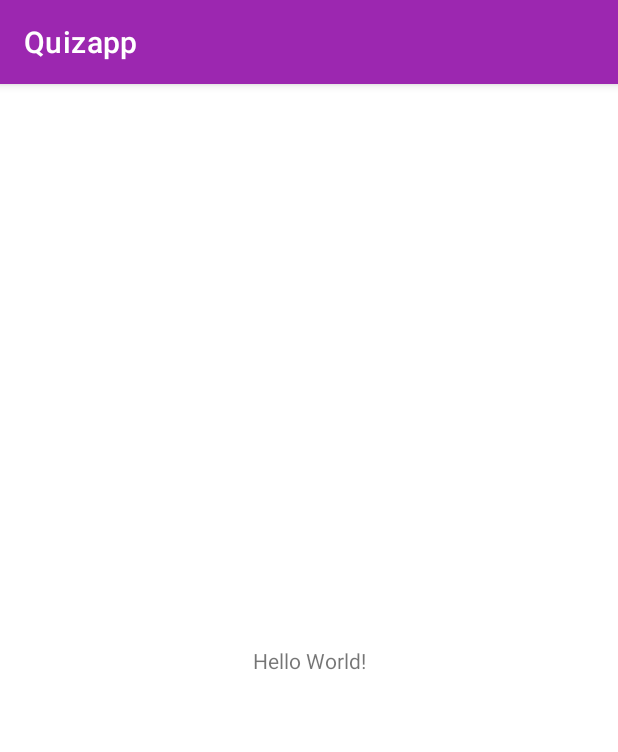
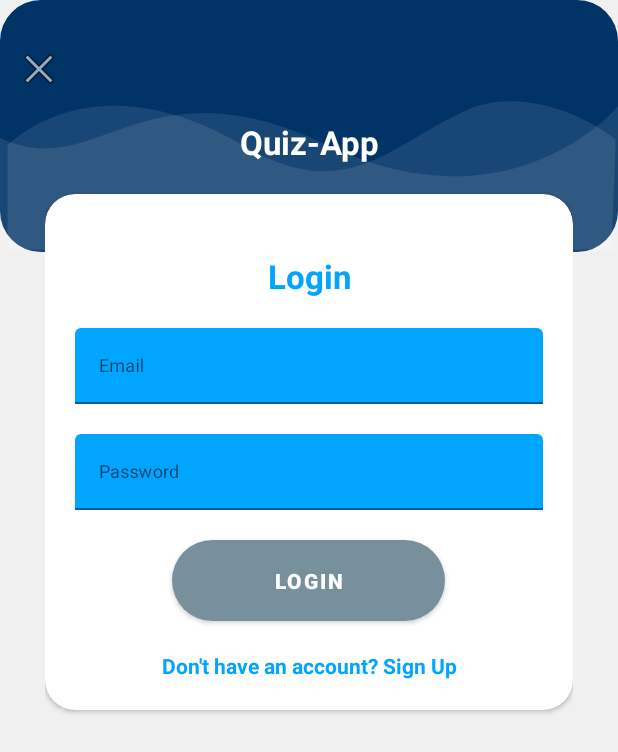
Before and after one commit to bbm3h18mpa/Quizapp, an Android app: the screen it shows after launch (MainActivity), on a phone screen of 412 x 824 dp. Shown: the top 752 px of the screen. Run offline under Robolectric (Android 15) with nearby library versions, the phone set to English and light mode, and no system bars.

Commit message:
Color Tweaks

```diff
--- a/app/src/main/java/de/florianten/quizapp/MainActivity.java
+++ b/app/src/main/java/de/florianten/quizapp/MainActivity.java
@@ -9,6 +9,7 @@ public class MainActivity extends AppCompatActivity {
 	@Override
 	protected void onCreate(Bundle savedInstanceState) {
 		super.onCreate(savedInstanceState);
-		setContentView(R.layout.activity_main);
+		setContentView(R.layout.activity_login);
+		getSupportActionBar().hide();
 	}
 }
--- a/app/src/main/res/layout/activity_login.xml
+++ b/app/src/main/res/layout/activity_login.xml
@@ -49,7 +49,7 @@
                     android:text="Quiz-App"
                     android:layout_marginTop="40dp"/>
 
-                ,,<include
+                <include
                     layout="@layout/layout_login"/>
 
             </LinearLayout>
--- a/app/src/main/res/layout/layout_login.xml
+++ b/app/src/main/res/layout/layout_login.xml
@@ -2,6 +2,7 @@
 <androidx.cardview.widget.CardView
     xmlns:android="http://schemas.android.com/apk/res/android"
     xmlns:app="http://schemas.android.com/apk/res-auto"
+    xmlns:tools="http://schemas.android.com/tools"
     style="@style/loginCard"
     app:cardCornerRadius="@dimen/loginCardRadius"
     android:elevation="5dp"
@@ -26,24 +27,28 @@
             android:id="@+id/textInputEmail"
             style="@style/parent"
             android:layout_marginTop="@dimen/loginViewsMargin">
+
             <EditText
                 android:id="@+id/editTextEmail"
                 style="@style/modifiedEditText"
+                android:hint="@string/login_email_hint"
                 android:inputType="textEmailAddress"
                 android:maxLines="1"
-                android:hint="@string/login_email_hint"/>
+                tools:ignore="SpeakableTextPresentCheck" />
         </com.google.android.material.textfield.TextInputLayout>
 
         <com.google.android.material.textfield.TextInputLayout
             android:id="@+id/textInputPassword"
             style="@style/parent"
             android:layout_marginTop="@dimen/loginViewsMargin">
+
             <EditText
                 android:id="@+id/editTextPassword"
                 style="@style/modifiedEditText"
                 android:hint="@string/login_password_hint"
+                android:inputType="textPassword"
                 android:maxLines="1"
-                android:inputType="textPassword"/>
+                tools:ignore="SpeakableTextPresentCheck" />
         </com.google.android.material.textfield.TextInputLayout>
 
         <Button
--- a/app/src/main/res/values-night/themes.xml
+++ b/app/src/main/res/values-night/themes.xml
@@ -2,8 +2,8 @@
     <!-- Base application theme. -->
     <style name="Theme.Quizapp" parent="Theme.MaterialComponents.DayNight.DarkActionBar">
         <!-- Primary brand color. -->
-        <item name="colorPrimary">@color/purple_200</item>
-        <item name="colorPrimaryVariant">@color/purple_700</item>
+        <item name="colorPrimary">@color/black</item>
+        <item name="colorPrimaryVariant">@color/black</item>
         <item name="colorOnPrimary">@color/black</item>
         <!-- Secondary brand color. -->
         <item name="colorSecondary">@color/teal_200</item>
--- a/app/src/main/res/values/colors.xml
+++ b/app/src/main/res/values/colors.xml
@@ -1,14 +1,17 @@
 <?xml version="1.0" encoding="utf-8"?>
 <resources>
+    <color name="grey">#757575</color>
+    <color name="blueGrey_400">#78909C</color>
+    <color name="blueGrey_900">#263238</color>
+    <color name="white">#ffffff</color>
+    <color name="black">#212121</color>
+    <color name="teal_200">#80CBC4</color>
+    <color name="teal_700">#00796B</color>
     <color name="colorPrimary">#1F5BF3</color>
     <color name="colorPrimaryDark">#0947E8</color>
     <color name="colorAccent">#00A5FF</color>
-    <color name="teal_200">#008080</color>
     <color name="purple_500">#9C27B0</color>
     <color name="purple_700">#7B1FA2</color>
-    <color name="white">#ffffff</color>
-    <color name="teal_700">#00796B</color>
-    <color name="black">#000000</color>
     <color name="purple_200">#CE93D8</color>
 
 
@@ -18,6 +21,7 @@
     <color name="loginBkColor">#f0f0f0</color>
 
     <!--colros for card-->
+    <color name="background_material_light">#fff</color>
     <color name="whiteCardColor">#fff</color>
 
 </resources>
--- a/app/src/main/res/values/themes.xml
+++ b/app/src/main/res/values/themes.xml
@@ -2,8 +2,8 @@
     <!-- Base application theme. -->
     <style name="Theme.Quizapp" parent="Theme.MaterialComponents.DayNight.DarkActionBar">
         <!-- Primary brand color. -->
-        <item name="colorPrimary">@color/purple_500</item>
-        <item name="colorPrimaryVariant">@color/purple_700</item>
+        <item name="colorPrimary">@color/blueGrey_400</item>
+        <item name="colorPrimaryVariant">@color/blueGrey_900</item>
         <item name="colorOnPrimary">@color/white</item>
         <!-- Secondary brand color. -->
         <item name="colorSecondary">@color/teal_200</item>
```
